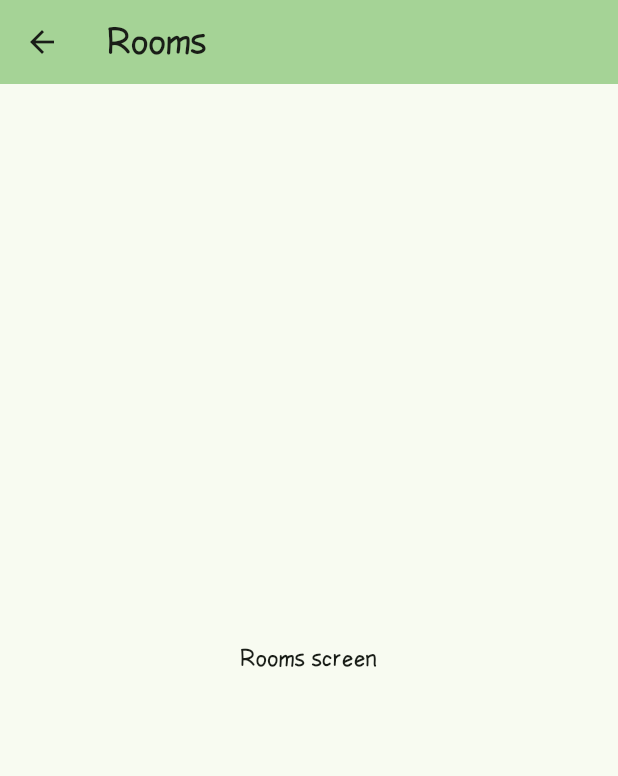
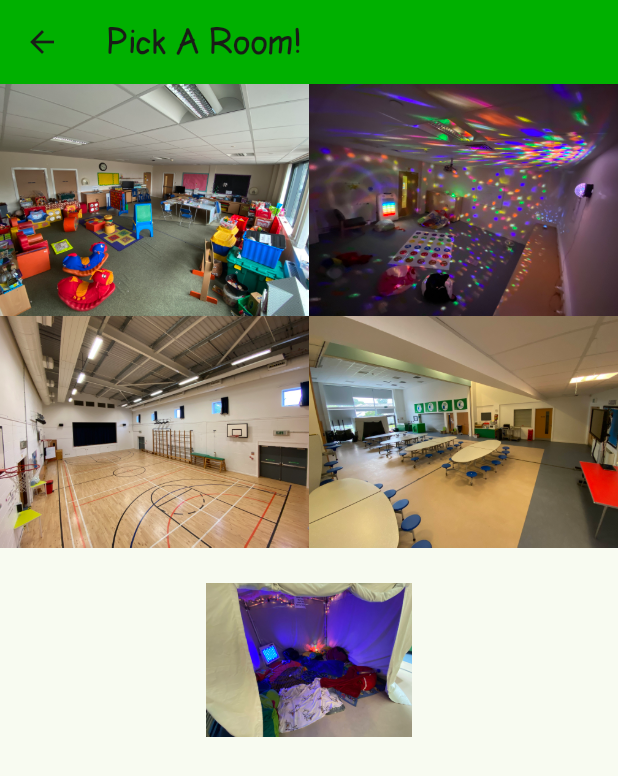
Before and after one commit to Euan213/Snapplication, a Flutter app: the screen it shows after launch, after a tap on "Rooms", on a phone screen of 412 x 824 dp. Shown: the top 776 px of the screen. Run offline on Flutter 3.47's test engine with Material 3 defaults, Android fonts, the phone set to English and light mode, and no system bars.

Commit message:
added pictures to things

```diff
--- a/lib/main.dart
+++ b/lib/main.dart
@@ -1,6 +1,6 @@
 import 'dart:async';
 import 'dart:collection';
-import 'dart:math';
+//import 'dart:math';
 
 import 'package:flutter/material.dart';
 
@@ -25,7 +25,7 @@ class MyApp extends StatelessWidget {
           ),
         useMaterial3: true,
       ),
-      home: const MyHomePage(title: 'Flutter Demo Home Page'),
+      home: const MyHomePage(title: 'SNAP App'),
     );
   }
 }
@@ -51,8 +51,16 @@ class _MyHomePageState extends State<MyHomePage> {
 
         title: Text(widget.title),
       ),
+
       body: Center(
-        child: Row(
+        child:
+        Column(
+            mainAxisAlignment: MainAxisAlignment.center,
+
+          children: [
+            Image.asset('assets/snap.png'),
+            Text("SNAP!", style: TextStyle(fontSize: 150),),
+            Row(
               mainAxisAlignment: MainAxisAlignment.center,
               children: <Widget>[
                 ElevatedButton(
@@ -64,6 +72,8 @@ class _MyHomePageState extends State<MyHomePage> {
                   child: Text('Rooms'),
                 ),
 
+              ],
+            ),
           ],
         ),
       ),
@@ -82,7 +92,8 @@ enum Activity {
   seesaw('Seesaw','assets/seesaw.png'),
   sports('Sports', 'assets/sports.png'),
   stories('Stories', 'assets/stories.png'),
-  technology('Technology', 'assets/technology.png');
+  technology('Technology', 'assets/technology.png'),
+  sensory('Sensory', 'assets/sensory.png');
 
   const Activity(this.text, this.image);
   final String text;
@@ -321,7 +332,7 @@ class _ActivityDisplayState extends State<ActivityDisplay> {
       });
     }
 
-    int lunchScreen;
+    //int lunchScreen;
 
     return Scaffold(
       appBar: AppBar(title: Text(
@@ -380,7 +391,11 @@ class _ActivityDisplayState extends State<ActivityDisplay> {
                 ),
                 Spacer(),
               ]
-              : timeOfDay==TimeOfDay.lunch? <Widget>[Text("LUNCH")]
+              : timeOfDay==TimeOfDay.lunch? <Widget>[
+                Text("LUNCH"),
+                Image.asset('asset/lunch.png')
+              ]
+
               : timeOfDay==TimeOfDay.afternoon? <Widget>[
                 Spacer(),
                 Column(
@@ -417,7 +432,7 @@ class _ActivityDisplayState extends State<ActivityDisplay> {
               : <Widget>[
                 Column(
                   children: [
-                    Text("image of home"),
+                    Image.asset('assets/home.png'),
                     Text(
                       "It's hometime! Goodbye everyone!",
                       style: TextStyle(fontSize: 40),
@@ -452,19 +467,50 @@ class _RoomsState extends State<Rooms> {
     return Scaffold(
       appBar: AppBar(
 
-        backgroundColor: Theme.of(context).colorScheme.inversePrimary,
+        backgroundColor: Theme.of(context).colorScheme.primary,
 
-        title: Text(widget.title),
+        title: Text("Pick A Room!"),
       ),
       body: Center(
-        child: Row(
+        child: Stack(
+          children: [
+            Row(
               mainAxisAlignment: MainAxisAlignment.center,
               children: <Widget>[
-            Text('Rooms screen'),
+                Column(
+                  children: [
+                    SizedBox(
+                      width: MediaQuery.sizeOf(context).width/2,
+                      child: Image.asset('assets/rooms/welcome.jpg'),
+                    ),
+                    SizedBox(
+                      width: MediaQuery.sizeOf(context).width/2,
+                      child: Image.asset('assets/rooms/gym.jpg'),
+                    ),
                   ],
                 ),
+                Column(
+                  children: [
+                    SizedBox(
+                      width: MediaQuery.sizeOf(context).width/2,
+                      child: Image.asset('assets/rooms/quiet.jpg')
                       ),
-
+                    SizedBox(
+                      width: MediaQuery.sizeOf(context).width/2,
+                      child: Image.asset('assets/rooms/dining.jpg')
+                      ),
+                  ],
+                ),
+              ],
+            ),
+            Center(child: SizedBox(
+              width: MediaQuery.sizeOf(context).width/3,
+              child: Image.asset('assets/rooms/sensory.jpg')
+              )
+              )
+          ]
+        ),
+      ),
     );
   }
 }
--- a/pubspec.yaml
+++ b/pubspec.yaml
@@ -53,6 +53,7 @@ dev_dependencies:
 flutter:
   assets:
     - assets/
+    - assets/rooms/
   # The following line ensures that the Material Icons font is
   # included with your application, so that you can use the icons in
   # the material Icons class.
```
Also changed, not shown: assets/home.png (added), assets/lunch.png (added), assets/rooms/dining.jpg (added), assets/rooms/gym.jpg (added), assets/rooms/quiet.jpg (added), assets/rooms/sensory.jpg (added), assets/rooms/welcome.jpg (added), assets/sensory.png (added), assets/snap.png (added), flutter_01.png (added), pubspec.lock. Lines whose indentation alone changed are shown as unchanged.
